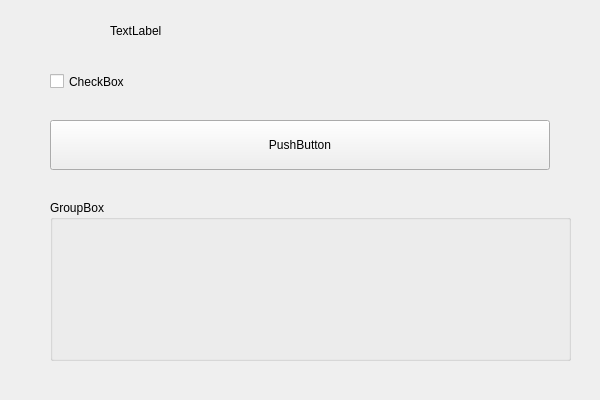
Before: the Qt Designer form toxygen/ui/views/peer_screen.ui in toxygen-project/toxygen, drawn with Qt 5.
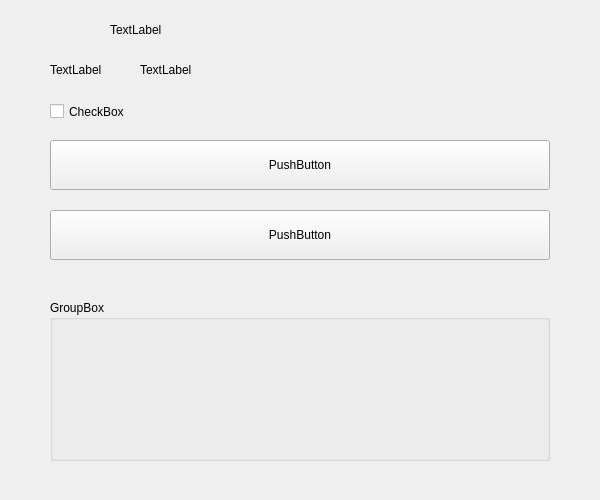
After: the same form once the commit is applied.

Patch:
```diff
--- a/toxygen/ui/views/peer_screen.ui
+++ b/toxygen/ui/views/peer_screen.ui
@@ -7,19 +7,19 @@
     <x>0</x>
     <y>0</y>
     <width>600</width>
-    <height>400</height>
+    <height>500</height>
    </rect>
   </property>
   <property name="minimumSize">
    <size>
     <width>600</width>
-    <height>400</height>
+    <height>500</height>
    </size>
   </property>
   <property name="maximumSize">
    <size>
     <width>600</width>
-    <height>400</height>
+    <height>500</height>
    </size>
   </property>
   <property name="windowTitle">
@@ -31,7 +31,7 @@
      <x>110</x>
      <y>10</y>
      <width>431</width>
-     <height>41</height>
+     <height>40</height>
     </rect>
    </property>
    <property name="text">
@@ -42,7 +42,7 @@
    <property name="geometry">
     <rect>
      <x>50</x>
-     <y>120</y>
+     <y>140</y>
      <width>500</width>
      <height>50</height>
     </rect>
@@ -55,7 +55,7 @@
    <property name="geometry">
     <rect>
      <x>50</x>
-     <y>70</y>
+     <y>100</y>
      <width>500</width>
      <height>23</height>
     </rect>
@@ -68,8 +68,8 @@
    <property name="geometry">
     <rect>
      <x>50</x>
-     <y>200</y>
-     <width>521</width>
+     <y>300</y>
+     <width>500</width>
      <height>161</height>
     </rect>
    </property>
@@ -77,6 +77,45 @@
     <string>GroupBox</string>
    </property>
   </widget>
+  <widget class="QLabel" name="roleLabel">
+   <property name="geometry">
+    <rect>
+     <x>50</x>
+     <y>60</y>
+     <width>67</width>
+     <height>20</height>
+    </rect>
+   </property>
+   <property name="text">
+    <string>TextLabel</string>
+   </property>
+  </widget>
+  <widget class="QLabel" name="roleNameLabel">
+   <property name="geometry">
+    <rect>
+     <x>140</x>
+     <y>60</y>
+     <width>401</width>
+     <height>20</height>
+    </rect>
+   </property>
+   <property name="text">
+    <string>TextLabel</string>
+   </property>
+  </widget>
+  <widget class="QPushButton" name="copyPublicKeyPushButton">
+   <property name="geometry">
+    <rect>
+     <x>50</x>
+     <y>210</y>
+     <width>500</width>
+     <height>50</height>
+    </rect>
+   </property>
+   <property name="text">
+    <string>PushButton</string>
+   </property>
+  </widget>
  </widget>
  <resources/>
  <connections/>
```
